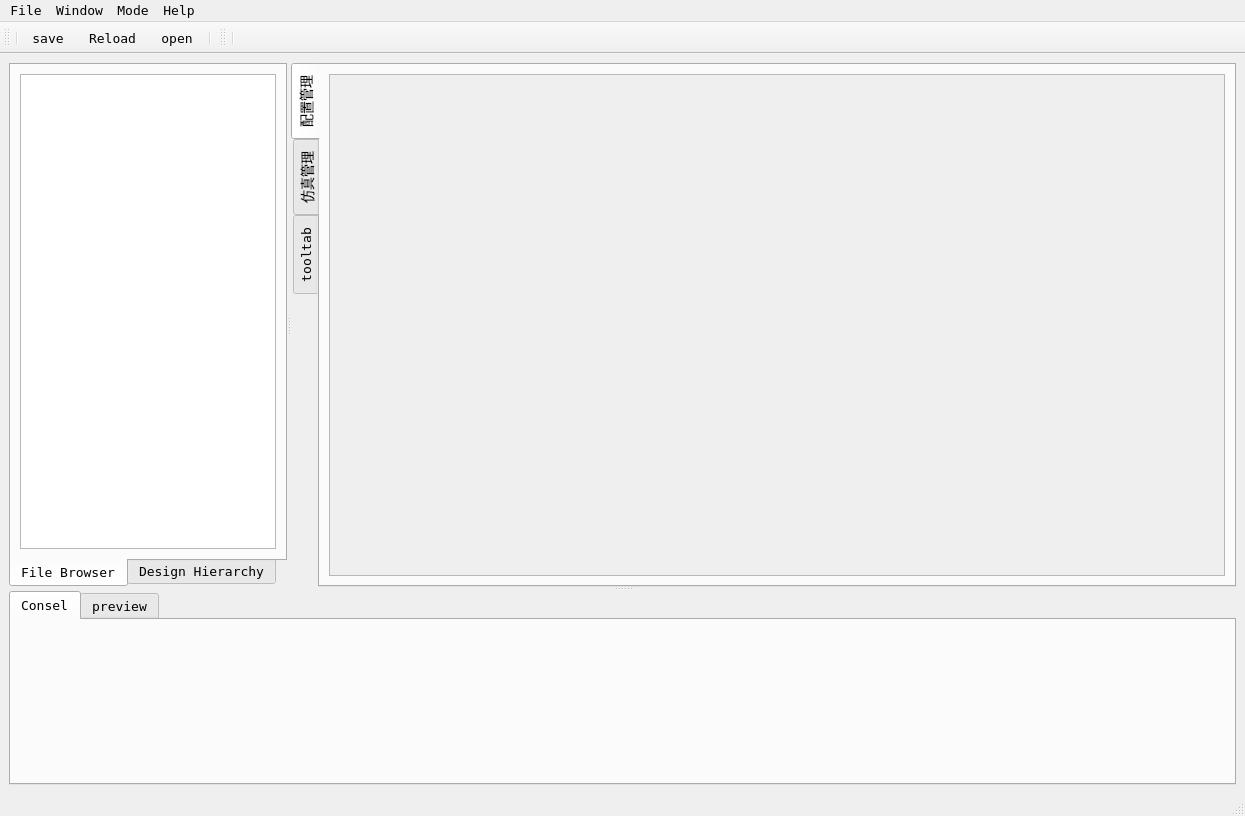
First picture: the form in uvs.ui, repository henry-czh/uvs_smt, before the edit.
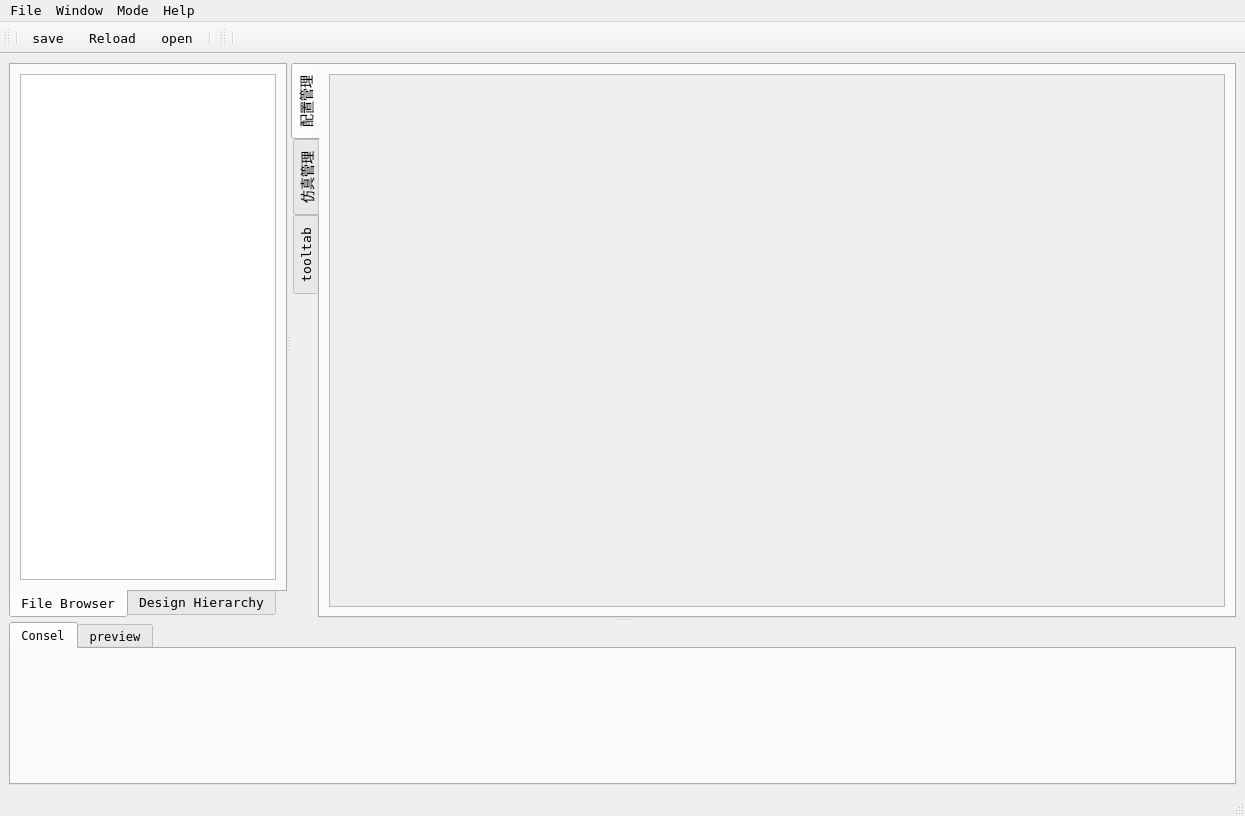
Second picture: the form after the edit. Icons and pictures are not drawn.

Patch:
```diff
--- a/uvs.ui
+++ b/uvs.ui
@@ -68,7 +68,7 @@
         <property name="sizePolicy">
          <sizepolicy hsizetype="Expanding" vsizetype="Expanding">
           <horstretch>0</horstretch>
-          <verstretch>3</verstretch>
+          <verstretch>2</verstretch>
          </sizepolicy>
         </property>
         <property name="minimumSize">
@@ -340,7 +340,7 @@
                <x>0</x>
                <y>0</y>
                <width>894</width>
-               <height>563</height>
+               <height>526</height>
               </rect>
              </property>
              <property name="sizePolicy">
@@ -752,7 +752,7 @@
        <property name="sizePolicy">
         <sizepolicy hsizetype="Expanding" vsizetype="Expanding">
          <horstretch>1</horstretch>
-         <verstretch>5</verstretch>
+         <verstretch>4</verstretch>
         </sizepolicy>
        </property>
        <property name="minimumSize">
@@ -770,7 +770,7 @@
        <property name="font">
         <font>
          <family>DejaVu Sans Mono</family>
-         <pointsize>10</pointsize>
+         <pointsize>9</pointsize>
         </font>
        </property>
        <property name="toolTipDuration">
```
Left out of the diff: 2 changed lines with no effect on the pictures.
